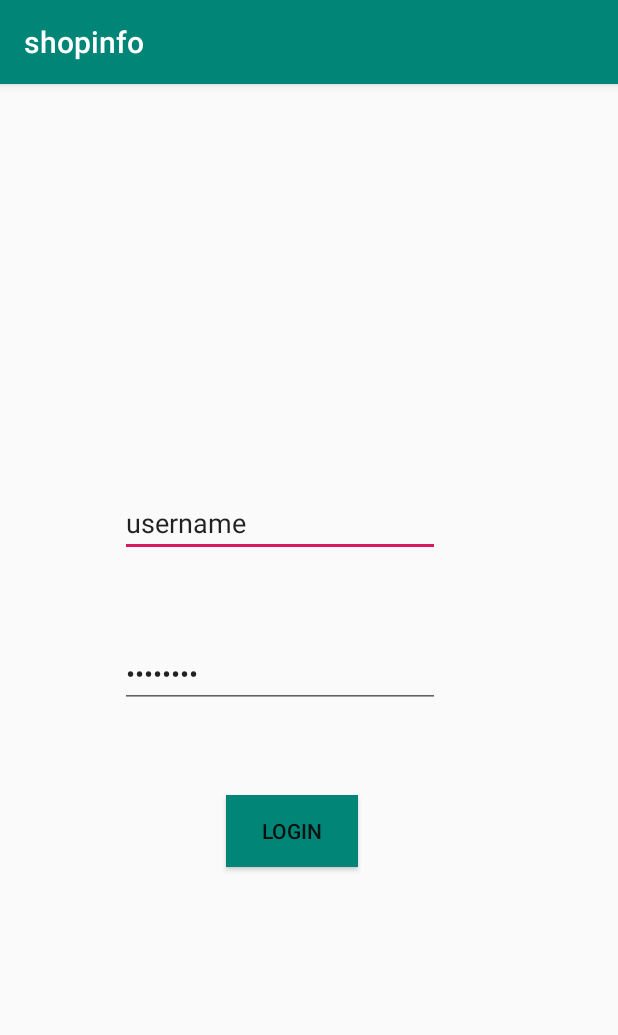
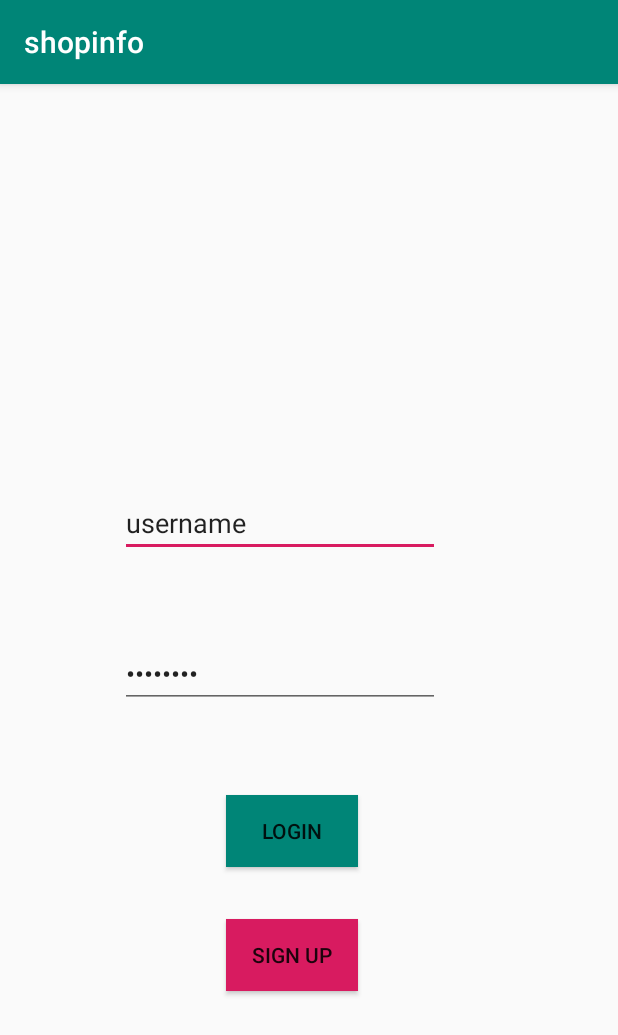
Before and after one commit to naveenpi/shopinfo, an Android app: the login screen opened directly, with no data from a screen before it, on a phone screen of 412 x 824 dp. Shown: the top 1035 px of the screen. Run offline under Robolectric (Android 15) with nearby library versions, the phone set to English and light mode, and no system bars.

Commit message:
added signup button to activity_login.xml

```diff
--- a/app/src/main/res/layout/activity_login.xml
+++ b/app/src/main/res/layout/activity_login.xml
@@ -48,4 +48,17 @@
         app:layout_constraintTop_toTopOf="parent"
         app:layout_constraintVertical_bias="0.658" />
 
+    <Button
+        android:id="@+id/signbtn"
+        android:layout_width="wrap_content"
+        android:layout_height="wrap_content"
+        android:background="@color/colorAccent"
+        android:text="Sign Up"
+        android:onClick="signup"
+        app:layout_constraintBottom_toBottomOf="parent"
+        app:layout_constraintHorizontal_bias="0.464"
+        app:layout_constraintLeft_toLeftOf="parent"
+        app:layout_constraintRight_toRightOf="parent"
+        app:layout_constraintTop_toTopOf="parent"
+        app:layout_constraintVertical_bias="0.773" />
 </androidx.constraintlayout.widget.ConstraintLayout>
```
